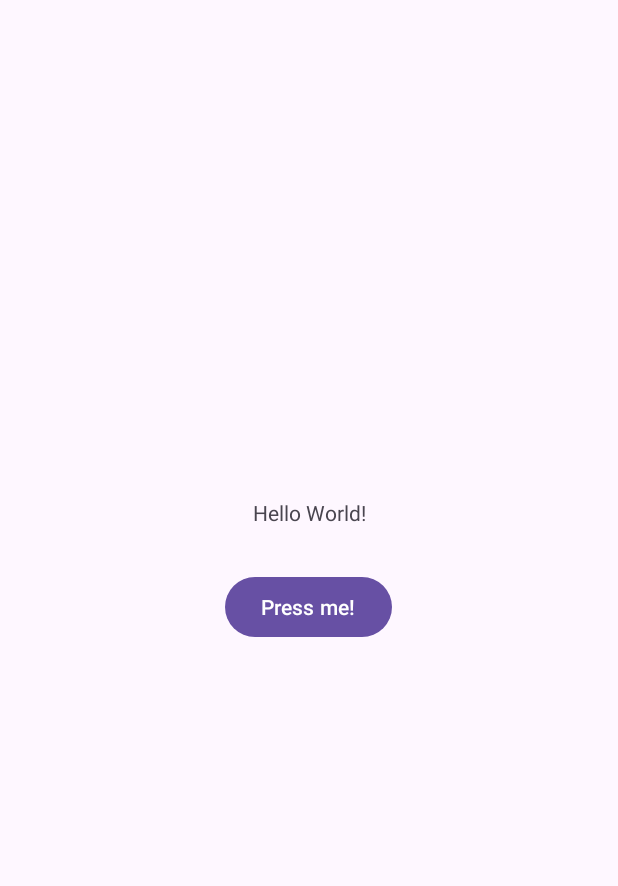
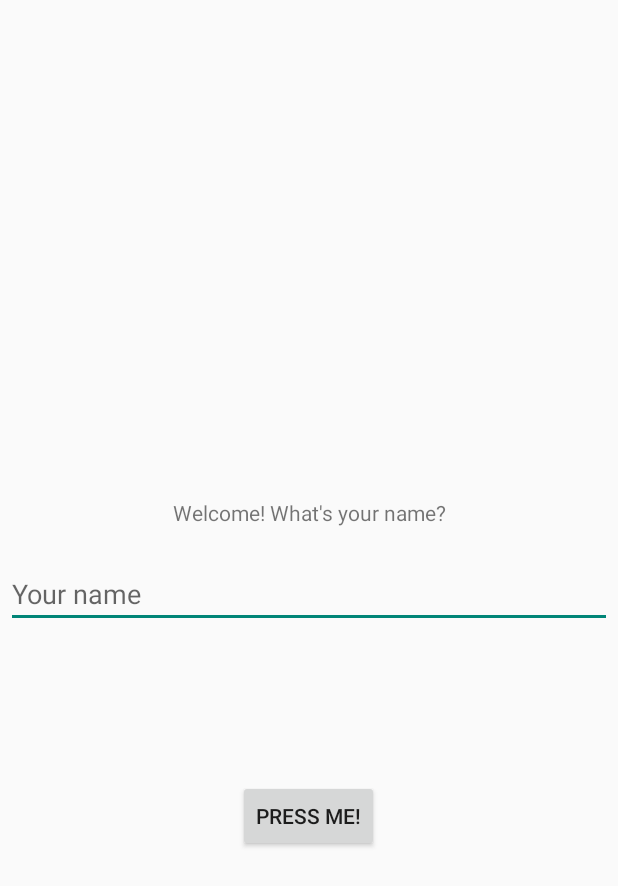
Before and after one commit to henriquesbraga/android_kotlin_study, an Android app: the layout activity_main.xml on its own in the app's theme, with its tools: preview values and no code run, on a phone screen of 412 x 824 dp. Shown: the top 886 px of the screen. Run offline under Robolectric (Android 15) with nearby library versions, the phone set to English and light mode, and no system bars.

Commit message:
feat: implementation editText

```diff
--- a/app/src/main/res/layout/activity_main.xml
+++ b/app/src/main/res/layout/activity_main.xml
@@ -5,6 +5,7 @@
     xmlns:tools="http://schemas.android.com/tools"
     android:layout_width="match_parent"
     android:layout_height="match_parent"
+    android:paddingHorizontal="4dp"
     tools:context=".MainActivity">
 
     <TextView
@@ -12,22 +13,33 @@
         android:layout_width="wrap_content"
         android:layout_height="wrap_content"
         android:layout_marginTop="332dp"
-        android:text="Hello World!"
+        android:text="Welcome! What's your name?"
         app:layout_constraintLeft_toLeftOf="parent"
         app:layout_constraintRight_toRightOf="parent"
         app:layout_constraintTop_toTopOf="parent" />
 
-    <com.google.android.material.button.MaterialButton
+    <EditText
+        android:id="@+id/text_edit_1"
+        android:layout_width="match_parent"
+        android:layout_height="wrap_content"
+        android:hint="Your name"
+        app:layout_constraintBottom_toTopOf="@+id/button_1"
+        app:layout_constraintHorizontal_bias="1.0"
+        app:layout_constraintLeft_toLeftOf="parent"
+        app:layout_constraintRight_toRightOf="parent"
+        app:layout_constraintTop_toBottomOf="@+id/text_label_1"
+        app:layout_constraintVertical_bias="0.181" />
+
+    <Button
         android:id="@+id/button_1"
         android:layout_width="wrap_content"
         android:layout_height="wrap_content"
+        android:layout_marginBottom="256dp"
         android:text="Press me!"
         app:layout_constraintBottom_toBottomOf="parent"
         app:layout_constraintHorizontal_bias="0.498"
         app:layout_constraintLeft_toLeftOf="parent"
-        app:layout_constraintRight_toRightOf="parent"
-        app:layout_constraintTop_toBottomOf="@+id/text_label_1"
-        app:layout_constraintVertical_bias="0.069" />
+        app:layout_constraintRight_toRightOf="parent" />
 
 
 </androidx.constraintlayout.widget.ConstraintLayout>
--- a/app/src/main/res/values/themes.xml
+++ b/app/src/main/res/values/themes.xml
@@ -1,6 +1,6 @@
 <resources xmlns:tools="http://schemas.android.com/tools">
     <!-- Base application theme. -->
-    <style name="Base.Theme.AndroidStudy" parent="Theme.Material3.DayNight.NoActionBar">
+    <style name="Base.Theme.AndroidStudy" parent="Theme.AppCompat.DayNight.NoActionBar">
         <!-- Customize your light theme here. -->
         <!-- <item name="colorPrimary">@color/my_light_primary</item> -->
     </style>
```
Also changed, not shown: app/src/main/java/dev/henriquebraga/androidstudy/MainActivity.kt (+22 -3 lines).
